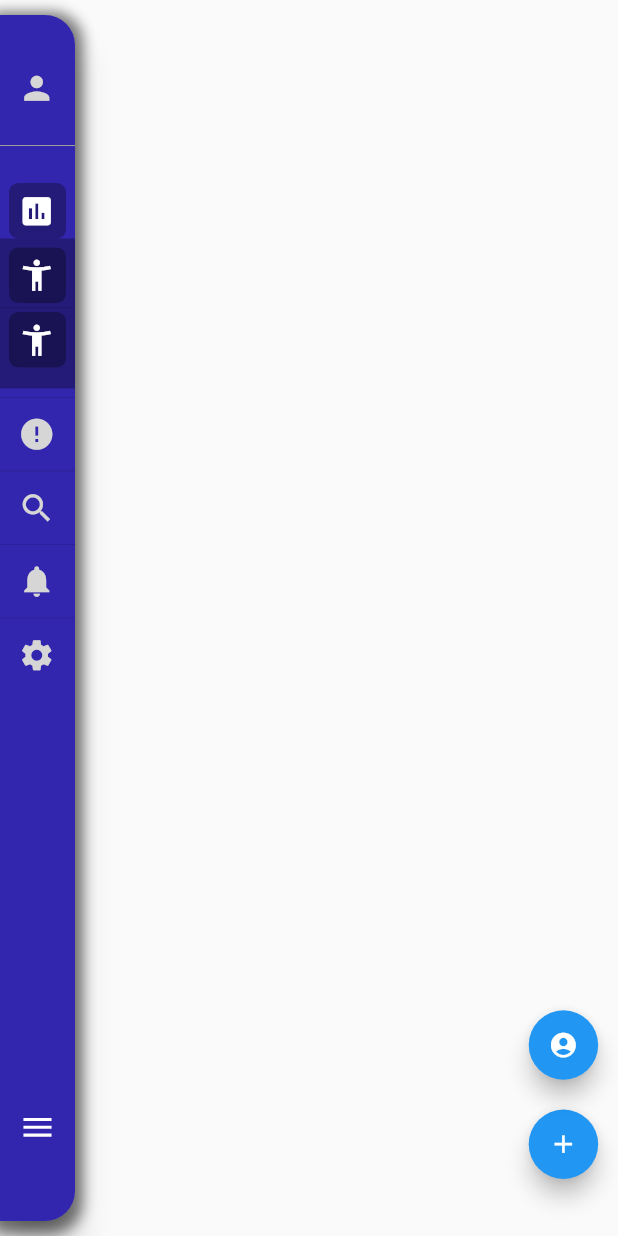
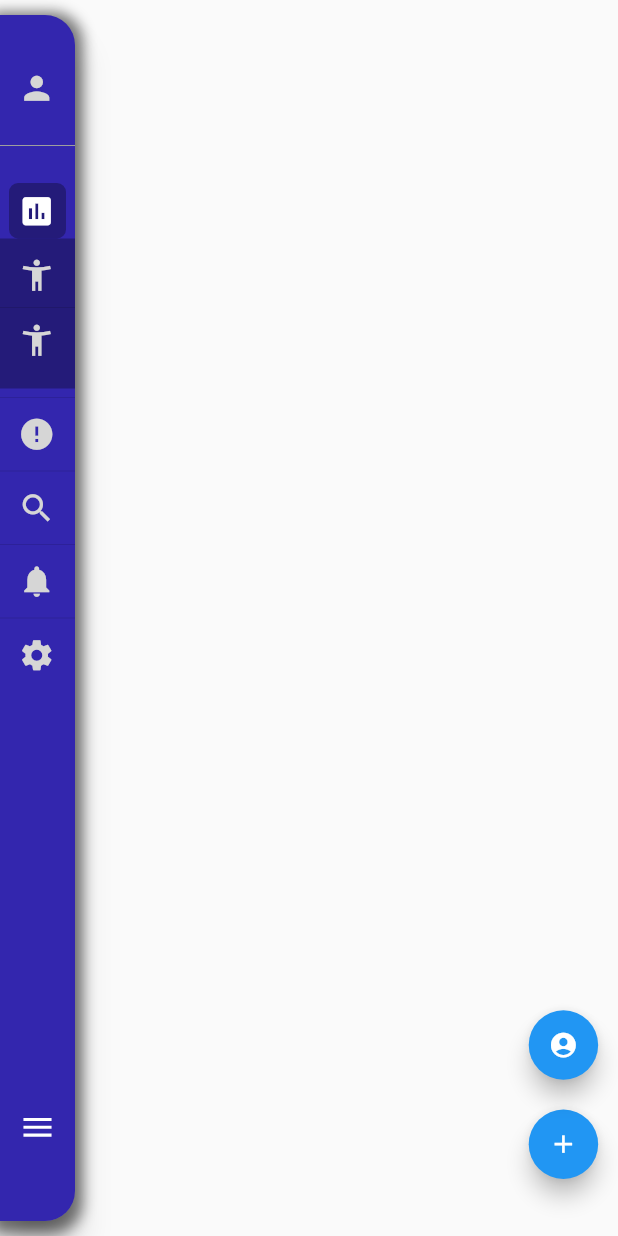
Before and after one commit to stanleyillidge/gescolar_dev, a Flutter app: the screen it shows after launch, after a tap on the "insert chart" icon, on a phone screen of 412 x 824 dp. Run offline on Flutter 3.47's test engine with Material 2 defaults, Android fonts, the light colour scheme and no system bars; our stand-ins replace bloc, cloud_firestore, firebase_auth, firebase_core, flutter_bloc, google_sign_in and 4 more; accounts and stored records are empty; statements that could not run were skipped.

Commit message:
31-07-2020

```diff
--- a/lib/widgets/custom_navigation_drawer/commons/collapsing_list_tile_widget.dart
+++ b/lib/widgets/custom_navigation_drawer/commons/collapsing_list_tile_widget.dart
@@ -6,14 +6,19 @@ class CollapsingListTile extends StatefulWidget {
   final IconData icon;
   final AnimationController animationController;
   final bool isSelected;
+  bool isExpanded;
+  bool isCollapsed;
   final Function onTap;
 
-  CollapsingListTile(
-      {@required this.title,
-      @required this.icon,
-      @required this.animationController,
-      this.isSelected = false,
-      this.onTap});
+  CollapsingListTile({
+    @required this.title,
+    @required this.icon,
+    @required this.animationController,
+    this.isSelected = false,
+    this.onTap,
+    this.isExpanded,
+    this.isCollapsed,
+  });
 
   @override
   _CollapsingListTileState createState() => _CollapsingListTileState();
@@ -41,7 +46,10 @@ class _CollapsingListTileState extends State<CollapsingListTile> {
       onTap: widget.onTap,
       child: Container(
         decoration: BoxDecoration(
-          borderRadius: BorderRadius.all(Radius.circular(6.0)),
+          borderRadius: widget.isExpanded
+              ? BorderRadius.only(
+                  topLeft: Radius.circular(6.0), topRight: Radius.circular(6.0))
+              : BorderRadius.all(Radius.circular(6.0)),
           color: widget.isSelected
               ? Colors.transparent.withOpacity(0.3)
               : Colors.transparent,
--- a/lib/widgets/custom_navigation_drawer/commons/collapsing_navigation_drawer_widget.dart
+++ b/lib/widgets/custom_navigation_drawer/commons/collapsing_navigation_drawer_widget.dart
@@ -20,7 +20,8 @@ class CollapsingNavigationDrawerState extends State<CollapsingNavigationDrawer>
   bool isCollapsed = false;
   AnimationController _animationController;
   Animation<double> widthAnimation;
-  int currentSelectedIndex = 0;
+  List<int> currentSelectedIndex = [0, 99];
+  int selectedIndex = 0;
 
   @override
   void initState() {
@@ -260,6 +261,7 @@ class CollapsingNavigationDrawerState extends State<CollapsingNavigationDrawer>
                   CollapsingListTile(
                     title: 'Techie',
                     icon: Icons.person,
+                    isExpanded: false,
                     animationController: _animationController,
                   ),
                   Divider(
@@ -273,11 +275,9 @@ class CollapsingNavigationDrawerState extends State<CollapsingNavigationDrawer>
                       },
                       itemBuilder: (context, counter) {
                         if (navigationItems[counter].isCollapsed) {
-                          navigationItems[counter].isExpanded = true;
                           if (navigationItems[counter].height !=
                               navigationItems[counter].size.h) {
-                            navigationItems[counter].isExpanded =
-                                !navigationItems[counter].isExpanded;
+                            navigationItems[counter].isExpanded = true;
                           }
                           return Column(
                             // mainAxisAlignment: MainAxisAlignment.center,
@@ -298,7 +298,9 @@ class CollapsingNavigationDrawerState extends State<CollapsingNavigationDrawer>
                                   padding: EdgeInsets.only(top: 5),
                                   child: CollapsingListTile(
                                     onTap: null,
-                                    isSelected: currentSelectedIndex == counter,
+                                    isSelected:
+                                        currentSelectedIndex[0] == counter,
+                                    isExpanded: false,
                                     title: navigationItems[counter].title,
                                     icon: navigationItems[counter].icon,
                                     animationController: _animationController,
@@ -326,11 +328,17 @@ class CollapsingNavigationDrawerState extends State<CollapsingNavigationDrawer>
                                                     navigationItems[counter]
                                                         .submenu[index]
                                                         .navigationEvent);
-                                                currentSelectedIndex = counter;
+                                                currentSelectedIndex[1] = index;
+                                                currentSelectedIndex[0] =
+                                                    counter;
                                               });
                                             },
                                             isSelected:
-                                                currentSelectedIndex == counter,
+                                                currentSelectedIndex[1] ==
+                                                    index,
+                                            isExpanded:
+                                                currentSelectedIndex[1] ==
+                                                    index,
                                             title: navigationItems[counter]
                                                 .submenu[index]
                                                 .titulo,
@@ -512,10 +520,11 @@ class CollapsingNavigationDrawerState extends State<CollapsingNavigationDrawer>
                               setState(() {
                                 bloc.add(
                                     navigationItems[counter].navigationEvent);
-                                currentSelectedIndex = counter;
+                                currentSelectedIndex[0] = counter;
                               });
                             },
-                            isSelected: currentSelectedIndex == counter,
+                            isSelected: currentSelectedIndex[0] == counter,
+                            isExpanded: currentSelectedIndex[0] == counter,
                             title: navigationItems[counter].title,
                             icon: navigationItems[counter].icon,
                             animationController: _animationController,
```
